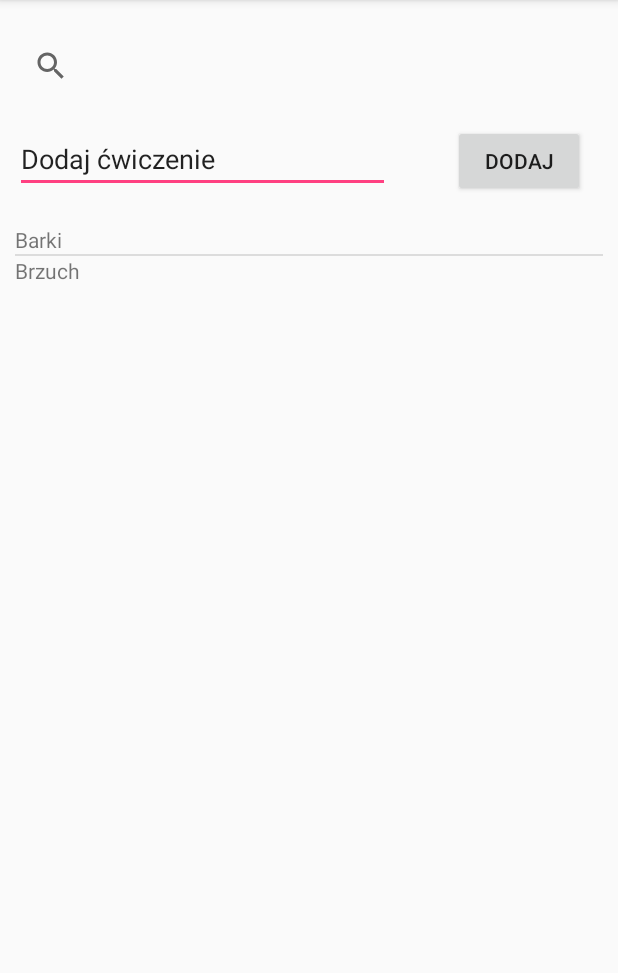
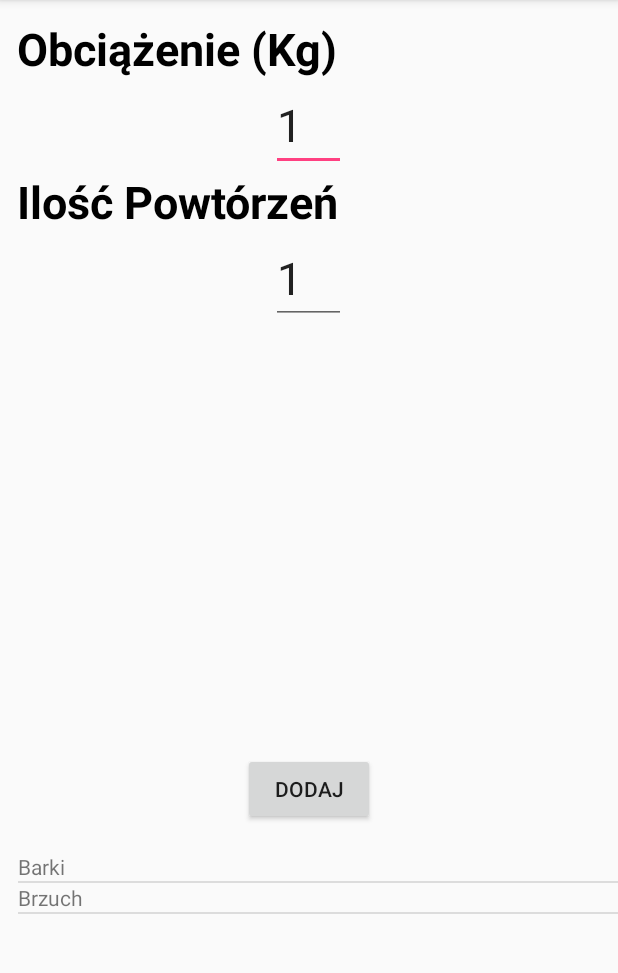
Before and after one commit to dida886/Projekt-GymFitUp, an Android app: the Activity_New_Exercise screen opened directly, with no data from a screen before it, on a phone screen of 412 x 824 dp, the part 84-1057 px from its top. Run offline under Robolectric (Android 15) with nearby library versions, the phone set to English and light mode, and no system bars.

Commit message:
GymFit   v1.01    błędy wyświetlania ( klawiatura)

```diff
--- a/app/src/main/java/com/example/dmain/gymfit/Activity_New_Exercise.java
+++ b/app/src/main/java/com/example/dmain/gymfit/Activity_New_Exercise.java
@@ -39,6 +39,7 @@ public class Activity_New_Exercise extends AppCompatActivity {
                 arrayList.add(newItem);
                 adapter.notifyDataSetChanged();
 
+
             }
         });
 
--- a/app/src/main/res/layout/activity__new__exercise.xml
+++ b/app/src/main/res/layout/activity__new__exercise.xml
@@ -6,46 +6,76 @@
     android:layout_height="match_parent"
     tools:context="com.example.dmain.gymfit.Activity_New_Exercise">
 
-    <SearchView
-        android:id="@+id/SearchView"
-        android:layout_width="380dp"
+
+    <TextView
+        android:id="@+id/textView"
+        android:layout_width="wrap_content"
         android:layout_height="wrap_content"
-        android:layout_marginLeft="10dp"
-        android:layout_marginRight="10dp"
-        android:layout_marginTop="20dp"
-        android:gravity="top"
-        android:visibility="visible" />
+        android:layout_alignParentStart="true"
+        android:layout_alignParentTop="true"
 
+
+        android:layout_marginStart="11dp"
+        android:layout_marginTop="12dp"
+        android:text="@string/kg"
+        android:textColor="@android:color/black"
+        android:textSize="30sp"
+        android:textStyle="bold" />
 
     <EditText
         android:id="@+id/txtinput"
-        android:layout_width="250dp"
+        android:layout_width="50dp"
         android:layout_height="wrap_content"
-        android:layout_alignStart="@+id/SearchView"
-        android:layout_below="@+id/SearchView"
-        android:layout_marginTop="15dp"
-        android:text="Dodaj ćwiczenie" />
+
+
+        android:layout_alignStart="@+id/txtinput2"
+        android:layout_below="@+id/textView"
+        android:inputType=""
+        android:text="@string/wartość_obciążenia"
+        android:textSize="30sp" />
+
+    <TextView
+        android:id="@+id/textView2"
+        android:layout_width="wrap_content"
+        android:layout_height="wrap_content"
+
+
+        android:layout_alignStart="@+id/textView"
+        android:layout_below="@+id/txtinput"
+        android:text="Ilość Powtórzeń"
+        android:textColor="@android:color/black"
+        android:textSize="30sp"
+        android:textStyle="bold" />
+
+    <EditText
+        android:id="@+id/txtinput2"
+        android:layout_width="50dp"
+        android:layout_height="wrap_content"
+        android:layout_below="@+id/textView2"
+        android:layout_centerHorizontal="true"
+        android:text="@string/wartość_obciążenia"
+        android:textSize="30sp" />
 
     <Button
 
         android:id="@+id/btadd"
         android:layout_width="wrap_content"
         android:layout_height="wrap_content"
-        android:layout_alignBaseline="@+id/txtinput"
+        android:layout_above="@+id/listv"
+        android:layout_centerHorizontal="true"
+        android:layout_marginBottom="18dp"
+        android:text="@string/dodaj"
+         />
 
-        android:layout_alignBottom="@+id/txtinput"
-        android:layout_alignEnd="@+id/SearchView"
-        android:text="Dodaj" />
+    <ListView
+        android:id="@+id/listv"
+        android:layout_width="400dp"
+        android:layout_height="200dp"
+        android:layout_alignParentBottom="true"
+        android:layout_alignParentEnd="true"
+        android:addStatesFromChildren="false">
 
-        <ListView
-            android:layout_marginLeft="10dp"
-            android:layout_marginRight="10dp"
-            android:layout_marginTop="150dp"
-            android:id="@+id/listv"
-            android:layout_width="match_parent"
-            android:layout_height="wrap_content">
-
-        </ListView>
+    </ListView>
 
 
-    </RelativeLayout>
+</RelativeLayout>
--- a/app/src/main/res/values/strings.xml
+++ b/app/src/main/res/values/strings.xml
@@ -1,4 +1,7 @@
 <resources>
     <string name="app_name">GymFit</string>
     <string name="pruba">Button</string>
+    <string name="dodaj">Dodaj</string>
+    <string name="kg">Obciążenie (Kg)</string>
+    <string name="wartość_obciążenia">1</string>
 </resources>
```
